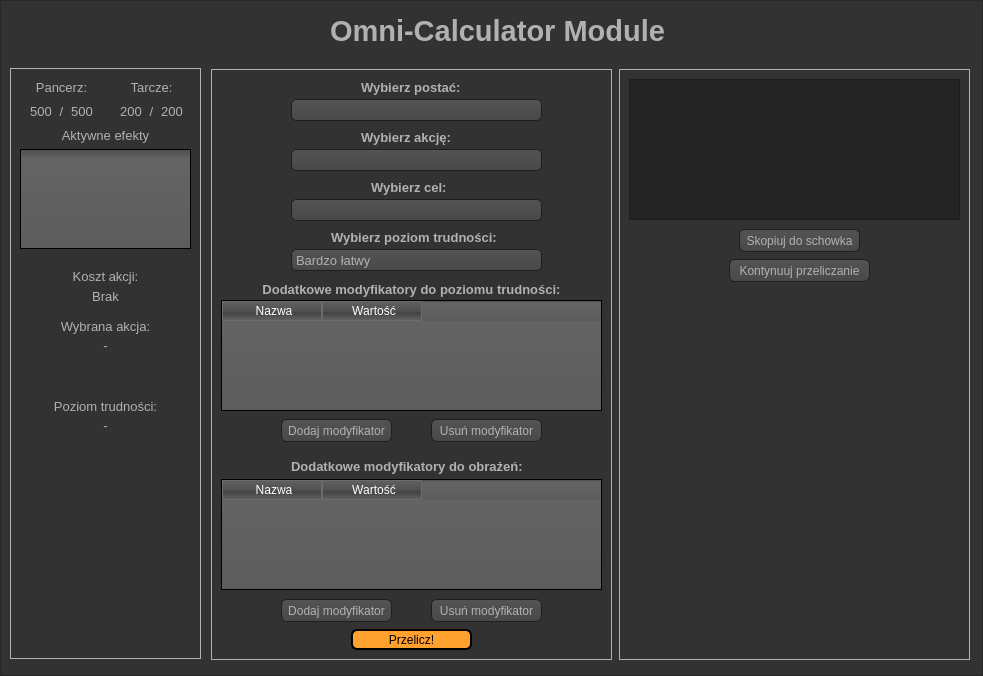
Qt form calculator.ui (KJarzyna/OmniMGIII) before a commit.
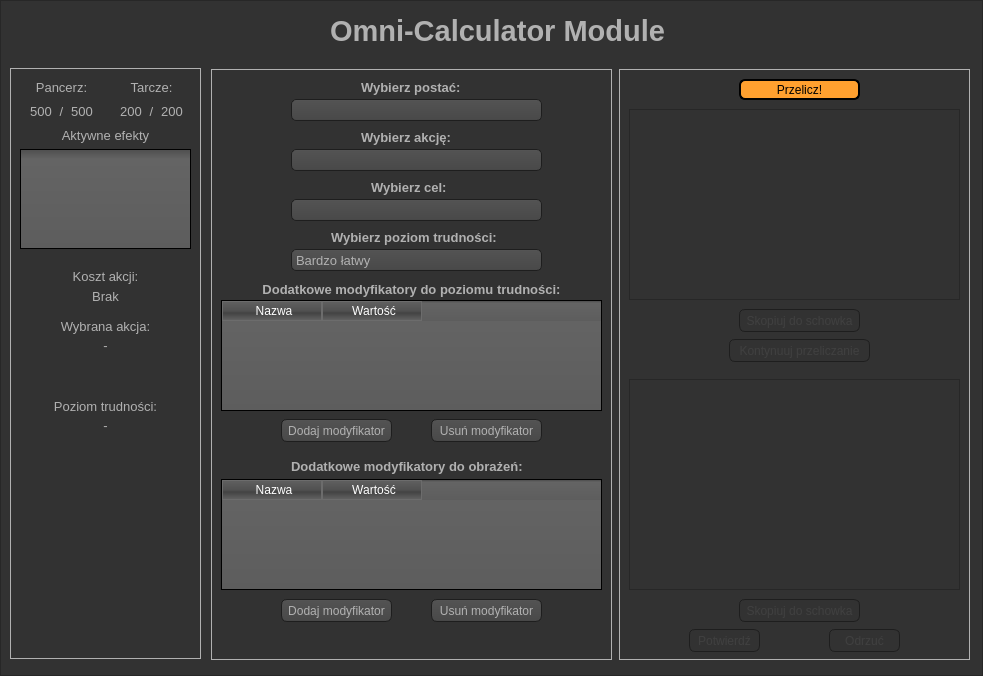
The same form after that commit. Icons and pictures are not drawn.

```diff
--- a/calculator.ui
+++ b/calculator.ui
@@ -857,32 +857,6 @@
      <string>Usuń modyfikator</string>
     </property>
    </widget>
-   <widget class="QPushButton" name="pushButton_calculate">
-    <property name="geometry">
-     <rect>
-      <x>140</x>
-      <y>560</y>
-      <width>121</width>
-      <height>21</height>
-     </rect>
-    </property>
-    <property name="font">
-     <font>
-      <pointsize>-1</pointsize>
-     </font>
-    </property>
-    <property name="styleSheet">
-     <string notr="true">QPushButton
-{
-     border: 2px solid black;
-     background-color: #ffa02f;
-	color: black;
-}</string>
-    </property>
-    <property name="text">
-     <string>Przelicz!</string>
-    </property>
-   </widget>
   </widget>
   <widget class="QFrame" name="frame_right">
    <property name="geometry">
@@ -900,12 +874,15 @@
     <enum>QFrame::Plain</enum>
    </property>
    <widget class="QTextEdit" name="textEdit_turn_1">
+    <property name="enabled">
+     <bool>false</bool>
+    </property>
     <property name="geometry">
      <rect>
       <x>10</x>
-      <y>10</y>
+      <y>40</y>
       <width>331</width>
-      <height>141</height>
+      <height>191</height>
      </rect>
     </property>
     <property name="readOnly">
@@ -913,10 +890,13 @@
     </property>
    </widget>
    <widget class="QPushButton" name="pushButton_copy">
+    <property name="enabled">
+     <bool>false</bool>
+    </property>
     <property name="geometry">
      <rect>
       <x>120</x>
-      <y>160</y>
+      <y>240</y>
       <width>121</width>
       <height>23</height>
      </rect>
@@ -929,10 +909,13 @@
     </property>
    </widget>
    <widget class="QPushButton" name="pushButton_continue_calculations">
+    <property name="enabled">
+     <bool>false</bool>
+    </property>
     <property name="geometry">
      <rect>
       <x>110</x>
-      <y>190</y>
+      <y>270</y>
       <width>141</width>
       <height>23</height>
      </rect>
@@ -944,6 +927,105 @@
      <string>Kontynuuj przeliczanie</string>
     </property>
    </widget>
+   <widget class="QTextEdit" name="textEdit_turn_2">
+    <property name="enabled">
+     <bool>false</bool>
+    </property>
+    <property name="geometry">
+     <rect>
+      <x>10</x>
+      <y>310</y>
+      <width>331</width>
+      <height>211</height>
+     </rect>
+    </property>
+    <property name="readOnly">
+     <bool>true</bool>
+    </property>
+   </widget>
+   <widget class="QPushButton" name="pushButton_copy_2">
+    <property name="enabled">
+     <bool>false</bool>
+    </property>
+    <property name="geometry">
+     <rect>
+      <x>120</x>
+      <y>530</y>
+      <width>121</width>
+      <height>23</height>
+     </rect>
+    </property>
+    <property name="toolTip">
+     <string>Kopiuje do schowka tekst sformatowany na format Cytadeli</string>
+    </property>
+    <property name="text">
+     <string>Skopiuj do schowka</string>
+    </property>
+   </widget>
+   <widget class="QPushButton" name="pushButton_approve">
+    <property name="enabled">
+     <bool>false</bool>
+    </property>
+    <property name="geometry">
+     <rect>
+      <x>70</x>
+      <y>560</y>
+      <width>71</width>
+      <height>23</height>
+     </rect>
+    </property>
+    <property name="toolTip">
+     <string>Kopiuje do schowka tekst sformatowany na format Cytadeli</string>
+    </property>
+    <property name="text">
+     <string>Potwierdź</string>
+    </property>
+   </widget>
+   <widget class="QPushButton" name="pushButton_disapprove">
+    <property name="enabled">
+     <bool>false</bool>
+    </property>
+    <property name="geometry">
+     <rect>
+      <x>210</x>
+      <y>560</y>
+      <width>71</width>
+      <height>23</height>
+     </rect>
+    </property>
+    <property name="toolTip">
+     <string>Kopiuje do schowka tekst sformatowany na format Cytadeli</string>
+    </property>
+    <property name="text">
+     <string>Odrzuć</string>
+    </property>
+   </widget>
+   <widget class="QPushButton" name="pushButton_calculate">
+    <property name="geometry">
+     <rect>
+      <x>120</x>
+      <y>10</y>
+      <width>121</width>
+      <height>21</height>
+     </rect>
+    </property>
+    <property name="font">
+     <font>
+      <pointsize>-1</pointsize>
+     </font>
+    </property>
+    <property name="styleSheet">
+     <string notr="true">QPushButton
+{
+     border: 2px solid black;
+     background-color: #ffa02f;
+	color: black;
+}</string>
+    </property>
+    <property name="text">
+     <string>Przelicz!</string>
+    </property>
+   </widget>
   </widget>
   <widget class="QFrame" name="frame_left_2">
    <property name="geometry">
```
